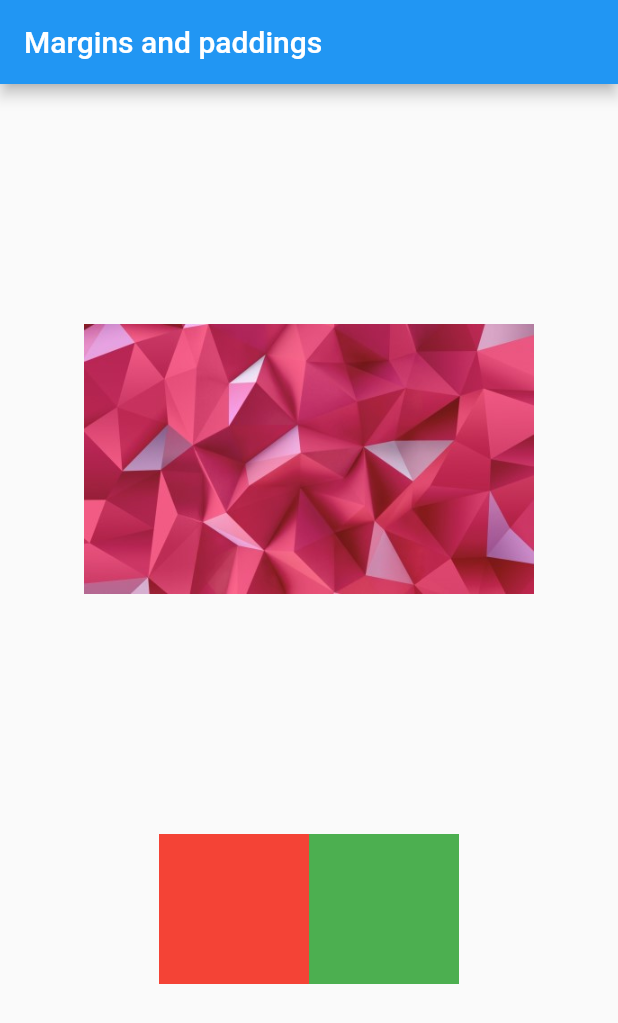
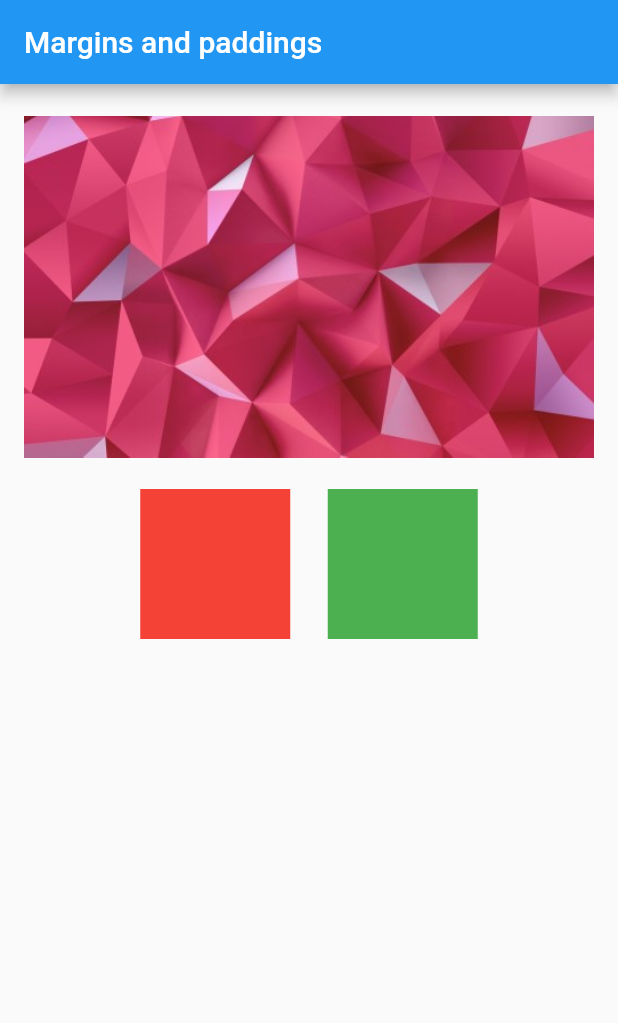
Before and after one commit to lukajincharadze/Flutter, a Flutter app: the screen it shows after launch, on a phone screen of 412 x 824 dp. Shown: the top 1023 px of the screen. Run offline on Flutter 3.47's test engine with Material 2 defaults, Android fonts, the phone set to English and light mode, and no system bars.

Commit message:
Update main.dart

```diff
--- a/lib/main.dart
+++ b/lib/main.dart
@@ -25,8 +25,8 @@ class MyApp extends StatelessWidget {
                 mainAxisAlignment: MainAxisAlignment.center,
                 children: [
                   Container(
-                    height: 500,
-                    width: 300,
+                    width: 380,
+                    height: 270,
                     decoration: BoxDecoration(
                       image: DecorationImage(
                         image: AssetImage(
@@ -44,6 +44,9 @@ class MyApp extends StatelessWidget {
                     height: 100,
                     width: 100,
                   ),
+                  SizedBox(
+                    width: 25,
+                  ),
                   Container(
                     color: Colors.green,
                     height: 100,
```
